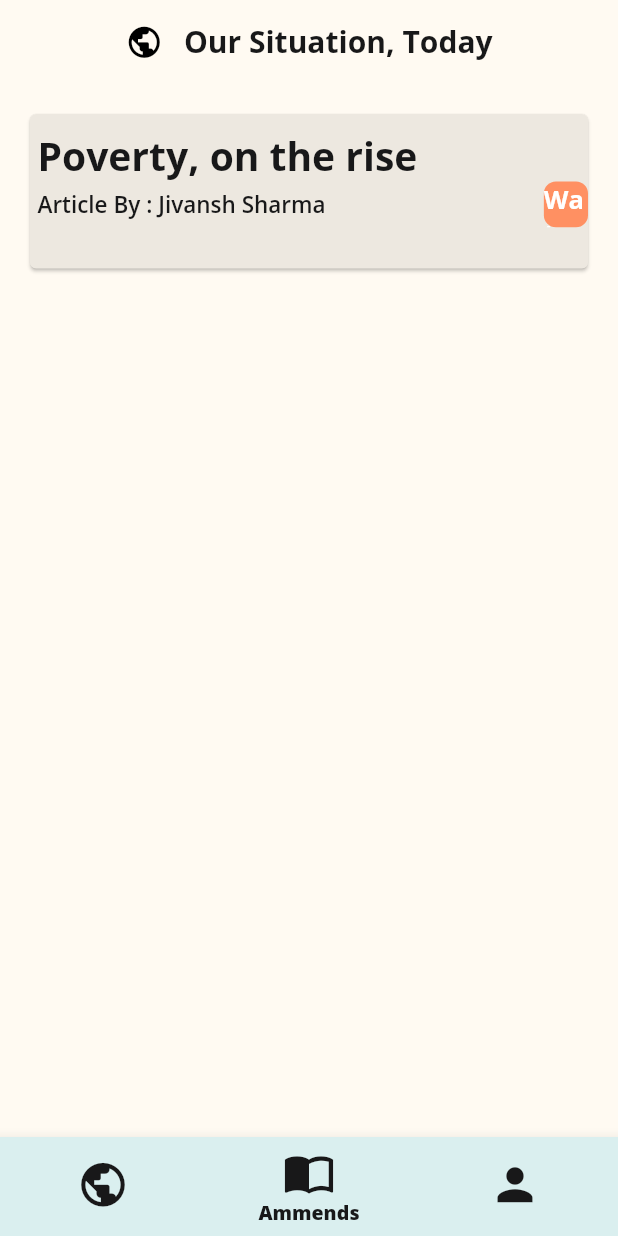
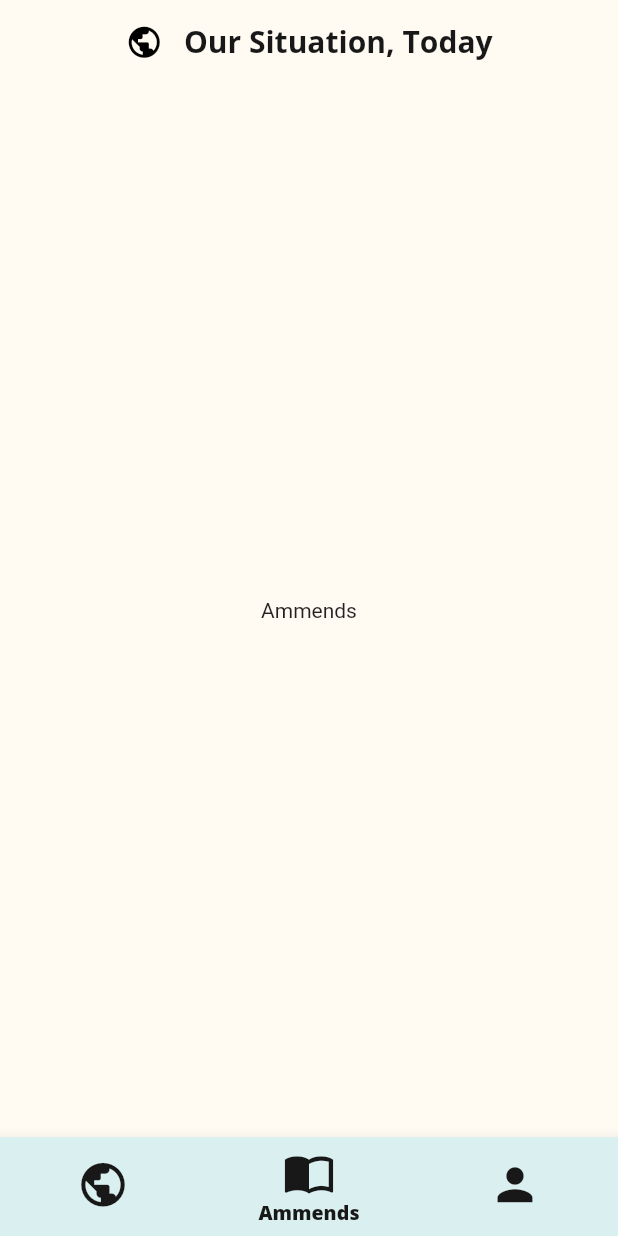
Before and after one commit to tofuSwag/wakeup-exun, a Flutter app: the screen it shows after launch, item 2 of the bottom bar chosen, on a phone screen of 412 x 824 dp. Run offline on Flutter 3.47's test engine with Material 2 defaults, Android fonts, the phone set to English and light mode, and no system bars.

Commit message:
fix tabbing

```diff
--- a/lib/screens/home.dart
+++ b/lib/screens/home.dart
@@ -12,8 +12,7 @@ class _HomeScreenState extends State<HomeScreen> {
   int _currentIndex = 0;
 
   final views = [
-    //News(newsAuthor: "Jivansh",newsTitle: "Poverty on the rise", newsTag: "Poverty",),
-    Center(child: Text("News")),
+    News(),
     Center(child: Text("Ammends")),
     Center(child: Text("You")),
   ];
@@ -22,6 +21,16 @@ class _HomeScreenState extends State<HomeScreen> {
   Widget build(BuildContext context) {
     final double screenHeight = MediaQuery.of(context).size.height;
     final double screenWidth = MediaQuery.of(context).size.width;
+
+    views[0] = News(
+        newsAuthor: "Jivansh Sharma",
+        newsTitle: "Poverty, on the rise",
+        newsTag: "Poverty",
+        screenHeight: screenHeight,
+        screenWidth: screenWidth,
+      );
+
+
     return Scaffold(
       backgroundColor: Palette.scaffold,
       appBar: AppBar(
@@ -42,14 +51,7 @@ class _HomeScreenState extends State<HomeScreen> {
           ],
         ),
       ),
-      // body: views[_currentIndex],
-      body: News(
-        newsAuthor: "Jivansh Sharma",
-        newsTitle: "Poverty, on the rise",
-        newsTag: "Poverty",
-        screenHeight: screenHeight,
-        screenWidth: screenWidth,
-      ),
+      body: views[_currentIndex],
       bottomNavigationBar: BottomNavigationBar(
         selectedItemColor: Palette.textColor,
         unselectedItemColor: Palette.textColor,
```
